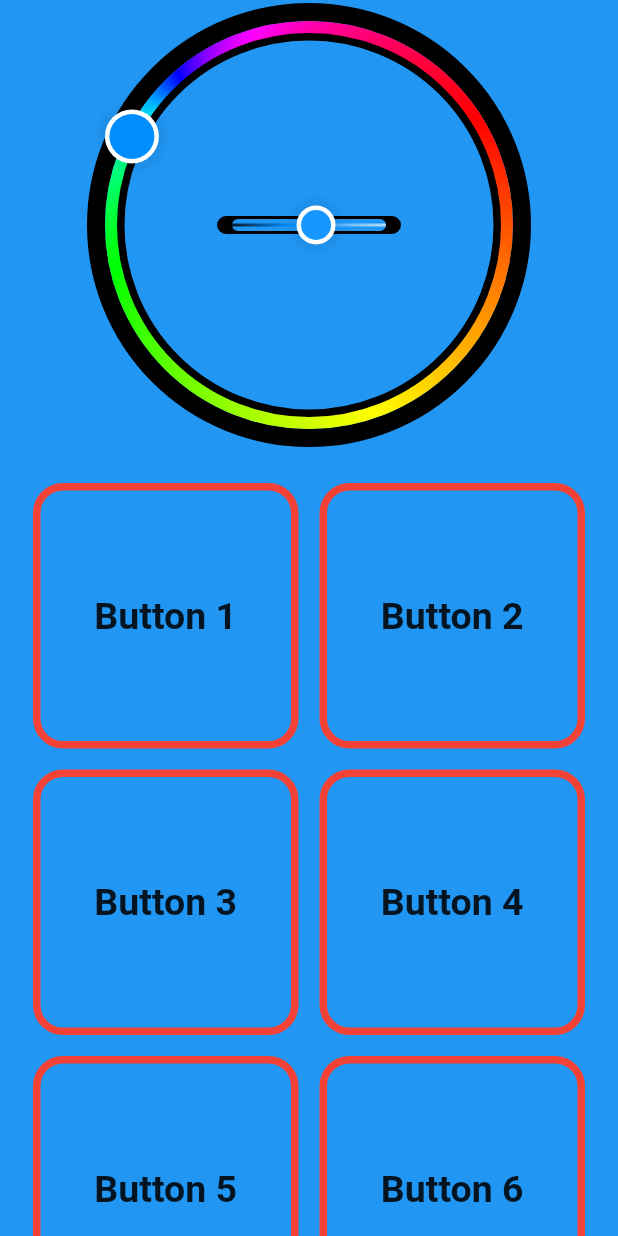
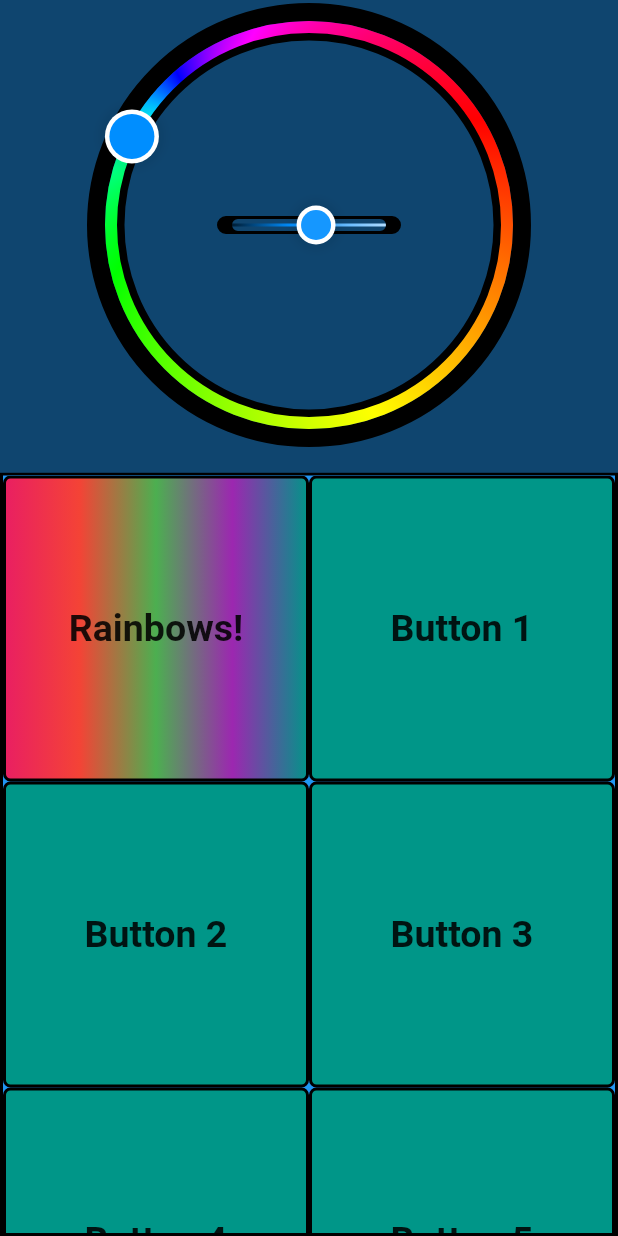
Before and after one commit to Oetoekkae/RGB-Led, a Flutter app: the screen it shows after launch, after a tap on the "wifi tethering" icon, on a phone screen of 412 x 824 dp. Run offline on Flutter 3.47's test engine with Material 2 defaults, Android fonts, the light colour scheme and no system bars; our stand-ins replace connectivity, hex; missing offline and left inert: dart:ffi.

Commit message:
loop trough rgb
custom button callback to make the led loop trough rgb values

```diff
--- a/Android-App/rgbled_wifi/lib/UI/my_button.dart
+++ b/Android-App/rgbled_wifi/lib/UI/my_button.dart
@@ -1,20 +1,45 @@
+import 'dart:ffi';
+
 import 'package:flutter/cupertino.dart';
 import 'package:flutter/material.dart';
 
 class MyButton extends StatelessWidget{
 
   final String _name;
-  MyButton(this._name);
+  final bool rainbow;
+  final VoidCallback _onTap;
+  final List<Color> _colors = [
+    Colors.pink,
+    Colors.red,
+    Colors.green,
+    Colors.purple,
+    Colors.teal
+  ];
+
+  MyButton( this._name, this.rainbow, this._onTap);
 
   @override
   Widget build(BuildContext context) {
     return Container(
+      padding: const EdgeInsets.all(0),
+      margin: const EdgeInsets.all(0),
       decoration: BoxDecoration(
-        border: Border.all(width: 5, color: Colors.red),
-        borderRadius: BorderRadius.all(Radius.circular(20)),
+        gradient: LinearGradient(
+          colors: rainbow == true ? _colors:[Colors.teal, Colors.teal],
+          //stops: _colors.length * 1.0,
+
+
+        ),
+        shape: BoxShape.rectangle,
+        color: Colors.greenAccent,
+        border: Border.all(
+            width: 2,
+            color: Colors.black
+        ),
+        borderRadius: BorderRadius.all(Radius.circular(5)),
       ),
         child: new InkWell(
-              onTap: () => print("tap, tap, tapity, tap on " + _name),
+              onTap: () => _onTap(),
               child: new Container(
                 child: Text(_name,
                   style: new TextStyle(fontSize: 25, fontWeight: FontWeight.bold),
@@ -24,4 +49,6 @@ class MyButton extends StatelessWidget{
         ),
     );
   }
+
+
 }
--- a/Android-App/rgbled_wifi/lib/pages/main_page.dart
+++ b/Android-App/rgbled_wifi/lib/pages/main_page.dart
@@ -11,7 +11,9 @@ final String host = "192.168.4.1";
 final _biggerFont = const TextStyle(fontSize: 20.0, fontWeight: FontWeight.bold, color: Colors.black);
 bool _isSending = false;
 Color _bgColor = Colors.blue;
+
 class MainPage extends StatefulWidget{
+
   @override
   State createState() => new MainPageState();
 }
@@ -24,48 +26,43 @@ class MainPageState extends State<MainPage> {
         child: Scaffold(
           backgroundColor: _bgColor,
           body: new Column(
+            crossAxisAlignment: CrossAxisAlignment.stretch,
               children: <Widget>[
-                  CircleColorPicker(
+                Container(
+                    decoration: BoxDecoration(
+                      color: Colors.black54
+                    ),
+                    padding: EdgeInsetsDirectional.only(bottom: 15),
+                    child: Center(
+                      child: CircleColorPicker(
                         initialColor: Colors.blue,
-                    onChanged: (color) => _request(color),
+                        onChanged: (color) {
+                          setState(() {
+                            _request(color);
+                          });
+                        },
                         size: const Size(300, 300),
                         strokeWidth: 4,
                         thumbSize: 36,
                       ),
+                    ),
+                  ),
                 Expanded(
+                  child: Container(
+                    decoration: BoxDecoration(
+                      border: Border.all(
+                        width: 2,
+                        color: Colors.black
+                      )
+                    ),
                     child: GridView.count(
                       primary: false,
-                    padding: const EdgeInsets.all(20),
-                    crossAxisSpacing: 10,
-                    mainAxisSpacing: 10,
+                      padding: const EdgeInsets.all(0),
+                      crossAxisSpacing: 0,
+                      mainAxisSpacing: 0,
                       crossAxisCount: 2,
-                    children: <Widget>[
-                      Container(
-                        padding: const EdgeInsets.all(2),
-                        child: MyButton("Button 1"),
+                      children: spawnButtons(7)),
                   ),
-                      Container(
-                        padding: const EdgeInsets.all(2),
-                        child: MyButton("Button 2"),
-                      ),
-                      Container(
-                          padding: const EdgeInsets.all(2),
-                          child: MyButton("Button 3"),
-                      ),
-                      Container(
-                        padding: const EdgeInsets.all(2),
-                        child: MyButton("Button 4"),
-                      ),
-                      Container(
-                        padding: const EdgeInsets.all(2),
-                        child: MyButton("Button 5"),
-                      ),
-                      Container(
-                        padding: const EdgeInsets.all(2),
-                        child: MyButton("Button 6"),
-                      ),
-                    ],
-                  )
                 ),
               ],
             ),
@@ -89,6 +86,16 @@ _makePostReq(Color hexVal) {
       .catchError((error) => print(error));
 }
 
+_requestRainbows() {
+  _isSending = true;
+  var uri = Uri.http(host, '/RAINBOW!');
+  Map<String, String> headers = {"Content-type": "text/html"};
+  Future<void> response = put(uri, headers:headers)
+      .then((response) => getResponse(response))
+      .catchError((error) => print(error));
+}
+
+
 void getResponse(Response response) {
   _isSending = false;
   print("Done, " + response.body);
@@ -98,7 +105,8 @@ void _request(Color hexVal) {
   if(!_isSending) {
     print(hexVal);
     _makePostReq(hexVal);
-    setBgColor(hexVal);
+    _bgColor = hexVal;
+    //setBgColor(hexVal);
     return;
   }
   print("Can't, still sending this previous");
@@ -107,3 +115,12 @@ void setBgColor(Color bg) {
   _bgColor = bg;
   //print(bg.toString());
 }
+
+List<Widget> spawnButtons(int ammount) {
+  List<Widget> buttons = [];
+  buttons.add(MyButton("Rainbows!", true, () => _requestRainbows()));
+  for(int i = 0; i<ammount;i++) {
+    buttons.add(MyButton("Button " + (i+1).toString(), false, () => print("not this")));
+  }
+  return buttons;
+}
```
Also changed, not shown: 1 other file. Lines whose indentation alone changed are shown as unchanged.
